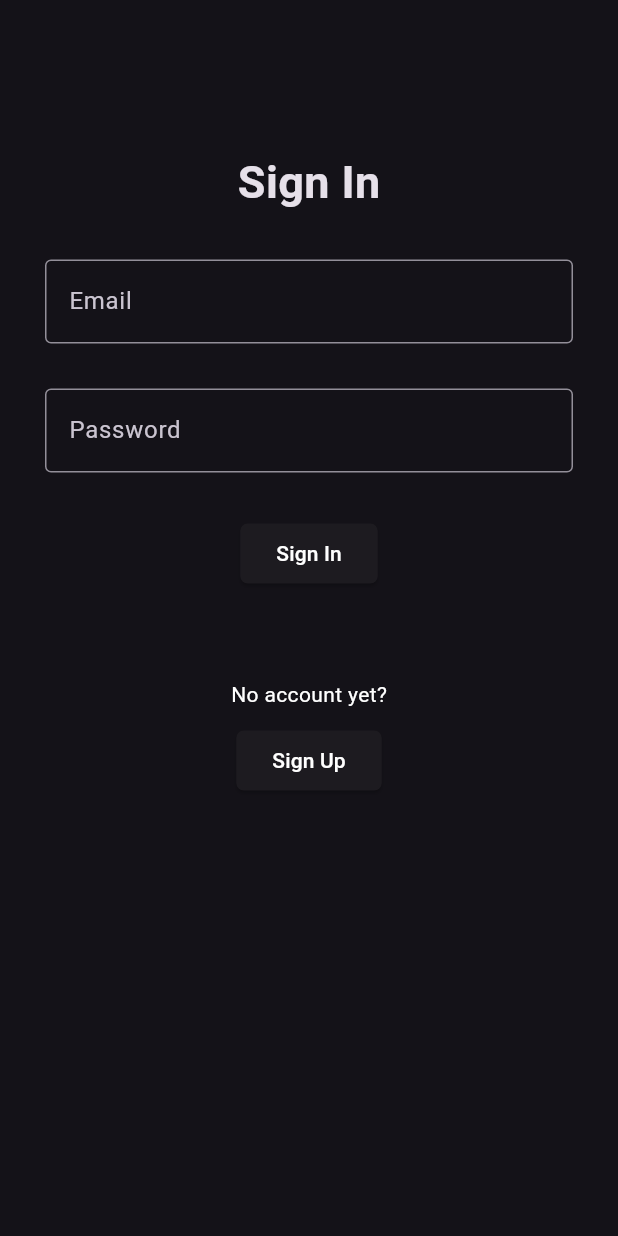
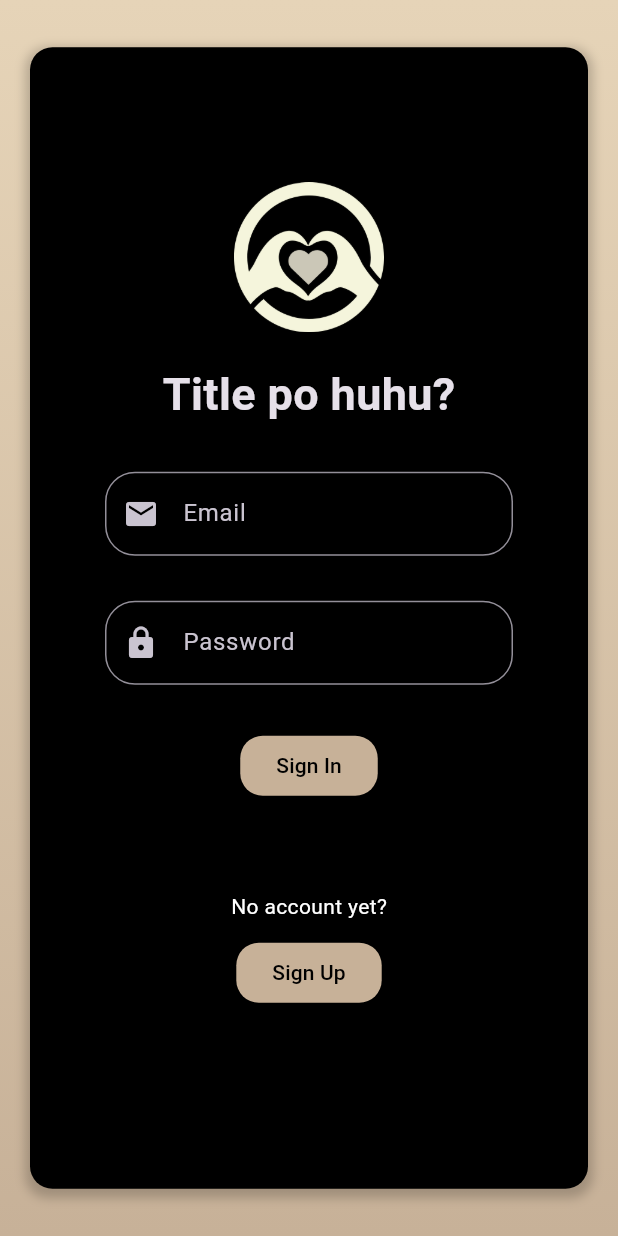
Before and after one commit to ChadEnriquez/elbi-donation-system, a Flutter app: the screen it shows after launch, on a phone screen of 412 x 824 dp. Run offline on Flutter 3.47's test engine with Material 3 defaults, Android fonts, the phone set to English and light mode, and no system bars; our stand-ins replace camera, cloud_firestore, firebase_auth, firebase_core, firebase_storage, image_picker and 2 more; accounts and stored records are empty.

Commit message:
feat: proof in org sign up added + authentication interface

```diff
--- a/elbi_donation_app/lib/authentication/signin_page.dart
+++ b/elbi_donation_app/lib/authentication/signin_page.dart
@@ -25,47 +25,50 @@ class _SignInPageState extends State<SignInPage> {
   @override
   Widget build(BuildContext context) {
     return Scaffold(
-      body: StreamBuilder(
-        stream: context.watch<UserAuthProvider>().userStream,
-        builder: (context, AsyncSnapshot<User?> snapshot) {
-          if (snapshot.hasError) {
-            return Scaffold(
-              body: Center(
-                child: Text("Error encountered! ${snapshot.error}"),
+      body: Container(
+        padding: const EdgeInsets.all(20),
+        decoration: BoxDecoration(
+          gradient: LinearGradient(
+            colors: [Color.fromRGBO(230, 212, 184, 1), Color.fromRGBO(199, 177, 152, 1)],
+            begin: Alignment.topCenter,
+            end: Alignment.bottomCenter,
+          ),
+        ),
+        child: Center(
+          child: SingleChildScrollView(
+            child: Container(
+              padding: const EdgeInsets.all(20),
+              decoration: BoxDecoration(
+                color: Colors.black,
+                borderRadius: BorderRadius.circular(15),
+                boxShadow: [
+                  BoxShadow(
+                    color: Colors.black.withOpacity(0.2),
+                    spreadRadius: 3,
+                    blurRadius: 5,
+                    offset: const Offset(0, 3),
+                  ),
+                ],
               ),
-            );
-          } else if (snapshot.connectionState == ConnectionState.waiting) {
-            return Scaffold(
-              body: Center(
-                child: CircularProgressIndicator(),
+              child: StreamBuilder<User?>(
+                stream: FirebaseAuth.instance.authStateChanges(),
+                builder: (context, snapshot) {
+                  if (snapshot.connectionState == ConnectionState.waiting) {
+                    return const Center(child: CircularProgressIndicator());
+                  } else if (snapshot.hasError) {
+                    return Center(child: Text("Error: ${snapshot.error}"));
+                  } else {
+                    if (snapshot.data != null) {
+                      return const Center(child: CircularProgressIndicator());
+                    } else {
+                      return _buildSignInForm();
+                    }
+                  }
+                },
               ),
-            );
-          } else if (!snapshot.hasData) {
-            return _buildSignInForm();
-          } else {
-            // User is already signed in, navigate to the appropriate home page
-            return FutureBuilder<UserRole>(
-              future: _getUserRole(snapshot.data!.email),
-              builder: (context, roleSnapshot) {
-                if (roleSnapshot.connectionState == ConnectionState.waiting) {
-                  return Scaffold(
-                    body: Center(
-                      child: CircularProgressIndicator(),
-                    ),
-                  );
-                } else if (roleSnapshot.hasError) {
-                  return Scaffold(
-                    body: Center(
-                      child: Text("Error determining role: ${roleSnapshot.error}"),
-                    ),
-                  );
-                } else {
-                  return _navigateToHomePage(roleSnapshot.data!, snapshot.data!.email!);
-                }
-              },
-            );
-          }
-        },
+            ),
+          ),
+        ),
       ),
     );
   }
@@ -73,26 +76,35 @@ class _SignInPageState extends State<SignInPage> {
   Widget _buildSignInForm() {
     return SingleChildScrollView(
       child: Container(
-        margin: const EdgeInsets.symmetric(vertical: 100, horizontal: 30),
+        margin: const EdgeInsets.symmetric(vertical: 70, horizontal: 30),
         child: Form(
           key: _formKey,
           child: Column(
             mainAxisAlignment: MainAxisAlignment.center,
             children: [
+              Image.asset(
+                'lib/assets/Logo.png',
+                width: 100,
+                height: 100,
+              ),
+              const SizedBox(height: 20),
               const Padding(
                 padding: EdgeInsets.only(bottom: 30),
                 child: Text(
-                  "Sign In",
+                  "Title po huhu?",
                   style: TextStyle(fontSize: 30, fontWeight: FontWeight.bold),
                 ),
               ),
               Padding(
                 padding: const EdgeInsets.only(bottom: 30),
                 child: TextFormField(
-                  decoration: const InputDecoration(
-                    border: OutlineInputBorder(),
+                  decoration: InputDecoration(
+                    border: OutlineInputBorder(
+                      borderRadius: BorderRadius.circular(20), // Add a slight curve
+                    ),
                     labelText: "Email",
                     hintText: "juandelacruz09@gmail.com",
+                    prefixIcon: Icon(Icons.email), // Add email icon
                   ),
                   onSaved: (value) => _email = value,
                   validator: (value) {
@@ -106,10 +118,13 @@ class _SignInPageState extends State<SignInPage> {
               Padding(
                 padding: const EdgeInsets.only(bottom: 30),
                 child: TextFormField(
-                  decoration: const InputDecoration(
-                    border: OutlineInputBorder(),
+                  decoration: InputDecoration(
+                    border: OutlineInputBorder(
+                      borderRadius: BorderRadius.circular(20), // Add a slight curve
+                    ),
                     labelText: "Password",
-                    hintText: "******",
+                    hintText: "********",
+                    prefixIcon: Icon(Icons.lock), // Add lock icon
                   ),
                   obscureText: true,
                   onSaved: (value) => _password = value,
@@ -125,12 +140,15 @@ class _SignInPageState extends State<SignInPage> {
                 padding: const EdgeInsets.only(bottom: 30),
                 child: ElevatedButton(
                   onPressed: _submitForm,
-                  style: ElevatedButton.styleFrom(
-                    shape: RoundedRectangleBorder(
-                      borderRadius: BorderRadius.circular(5), // Adjust the radius as needed
+                  style: ButtonStyle(
+                    backgroundColor: MaterialStateProperty.all<Color>(Color.fromRGBO(199, 177, 152, 1)), // Set button color to beige
+                    shape: MaterialStateProperty.all<RoundedRectangleBorder>(
+                      RoundedRectangleBorder(
+                        borderRadius: BorderRadius.circular(15), // Adjust the radius as needed
+                      ),
                     ),
                   ),
-                  child: const Text("Sign In", style: TextStyle(color: Colors.white)),
+                  child: const Text("Sign In", style: TextStyle(color: Colors.black)),
                 ),
               ),
               Padding(
@@ -140,7 +158,7 @@ class _SignInPageState extends State<SignInPage> {
                   children: [
                     const Text(
                       "No account yet?",
-                      style: TextStyle(color: Colors.white), // Optionally, make this text black
+                      style: TextStyle(color: Colors.white),
                     ),
                     const SizedBox(height: 10.0),
                     ElevatedButton(
@@ -152,14 +170,17 @@ class _SignInPageState extends State<SignInPage> {
                           ),
                         );
                       },
-                      style: ElevatedButton.styleFrom(
-                        shape: RoundedRectangleBorder(
-                          borderRadius: BorderRadius.circular(5), // Adjust the radius as needed
+                      style: ButtonStyle(
+                        backgroundColor: MaterialStateProperty.all<Color>(Color.fromRGBO(199, 177, 152, 1)), // Set button color to beige
+                        shape: MaterialStateProperty.all<RoundedRectangleBorder>(
+                          RoundedRectangleBorder(
+                            borderRadius: BorderRadius.circular(15), // Adjust the radius as needed
+                          ),
                         ),
                       ),
                       child: const Text(
                         "Sign Up",
-                        style: TextStyle(color: Colors.white), // Make text white
+                        style: TextStyle(color: Colors.black), // Set text color to black
                       ),
                     ),
                   ],
@@ -171,6 +192,8 @@ class _SignInPageState extends State<SignInPage> {
       ),
     );
   }
+
+
 
   void _submitForm() async {
     if (_formKey.currentState!.validate()) {
@@ -191,6 +214,7 @@ class _SignInPageState extends State<SignInPage> {
           } else {
             // Show Snackbar and reset form
             _showOrganizationNotApprovedSnackbar();
+            context.read<UserAuthProvider>().signOut();
             setState(() {
               _formKey.currentState!.reset();
             });
@@ -218,40 +242,12 @@ class _SignInPageState extends State<SignInPage> {
     }
   }
 
-
-
   Widget _navigateToHomePage(UserRole userRole, String email) {
     switch (userRole) {
       case UserRole.donor:
         return DonorHomePage();
       case UserRole.organization:
-        return FutureBuilder<bool>(
-          future: _isOrganizationApproved(email),
-          builder: (context, snapshot) {
-            if (snapshot.connectionState == ConnectionState.waiting) {
-              return Scaffold(
-                body: Center(
-                  child: CircularProgressIndicator(),
-                ),
-              );
-            } else if (snapshot.hasError) {
-              return Scaffold(
-                body: Center(
-                  child: Text("Error determining organization approval status: ${snapshot.error}"),
-                ),
-              );
-            } else {
-              bool approved = snapshot.data ?? false;
-              if (approved) {
-                return OrgHomePage();
-              } else {
-                // Organization not approved, show Snackbar and return to sign-in page
-                _showOrganizationNotApprovedSnackbar();
-                return _buildSignInForm();
-              }
-            }
-          },
-        );
+        return OrgHomePage();
       case UserRole.admin:
         return AdminHomePage();
       default:
--- a/elbi_donation_app/lib/organization/org_home_page.dart
+++ b/elbi_donation_app/lib/organization/org_home_page.dart
@@ -120,7 +120,7 @@ class OrgDrawer extends StatelessWidget {
           title: const Text('Logout'),
           onTap: () {
             context.read<UserAuthProvider>().signOut();
-            Navigator.pop(context);
+            Navigator.pushReplacementNamed(context, '/');
           },
         ),
         ],
--- a/elbi_donation_app/lib/provider/auth_provider.dart
+++ b/elbi_donation_app/lib/provider/auth_provider.dart
@@ -19,8 +19,8 @@ class UserAuthProvider with ChangeNotifier{
     notifyListeners();
   }
 
-  Future<void> signUpOrg(String email, String password, String name, List<String> address, String contactno, BuildContext context) async {
-    await authService.signUpOrg(email, password, name, address, contactno, context);
+  Future<void> signUpOrg(String email, String password, String name, List<String> address, String contactno, String? proofUrl, BuildContext context) async {
+    await authService.signUpOrg(email, password, name, address, contactno, proofUrl, context);
     notifyListeners();
   }
 
```
Also changed, not shown: elbi_donation_app/lib/api/firebase_auth_api.dart (+18 -11 lines), elbi_donation_app/lib/authentication/builders/address_Field.dart (+19 -10 lines), elbi_donation_app/lib/authentication/signup_page.dart (+116 -21 lines), elbi_donation_app/pubspec.yaml (+5 -3 lines), elbi_donation_app/lib/assets/Logo.png (added), elbi_donation_app/pubspec.lock, 7 other files.
